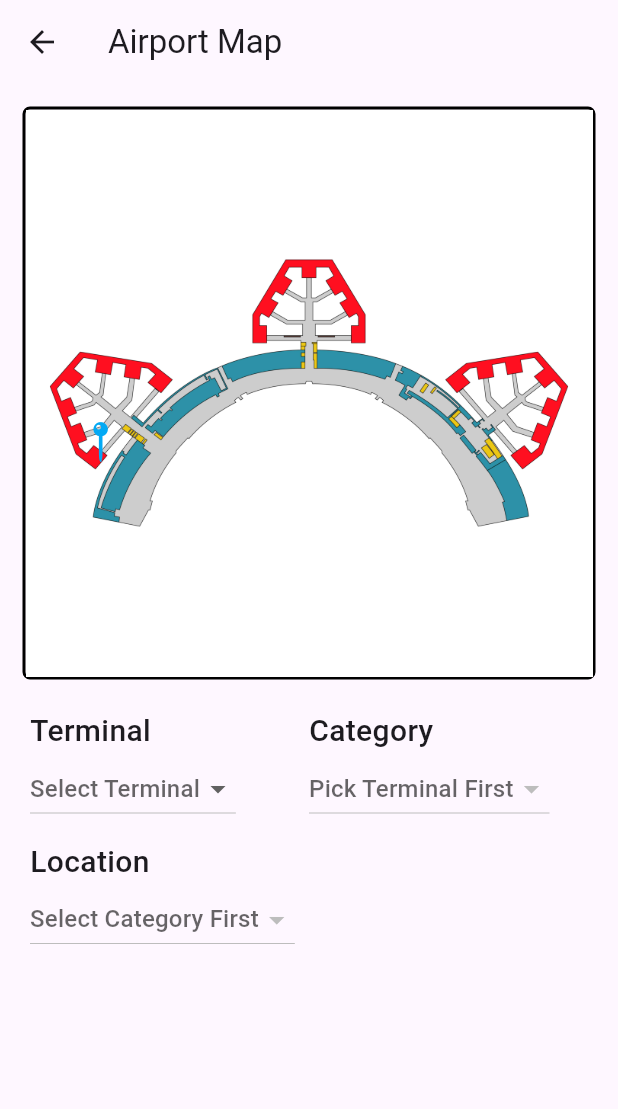
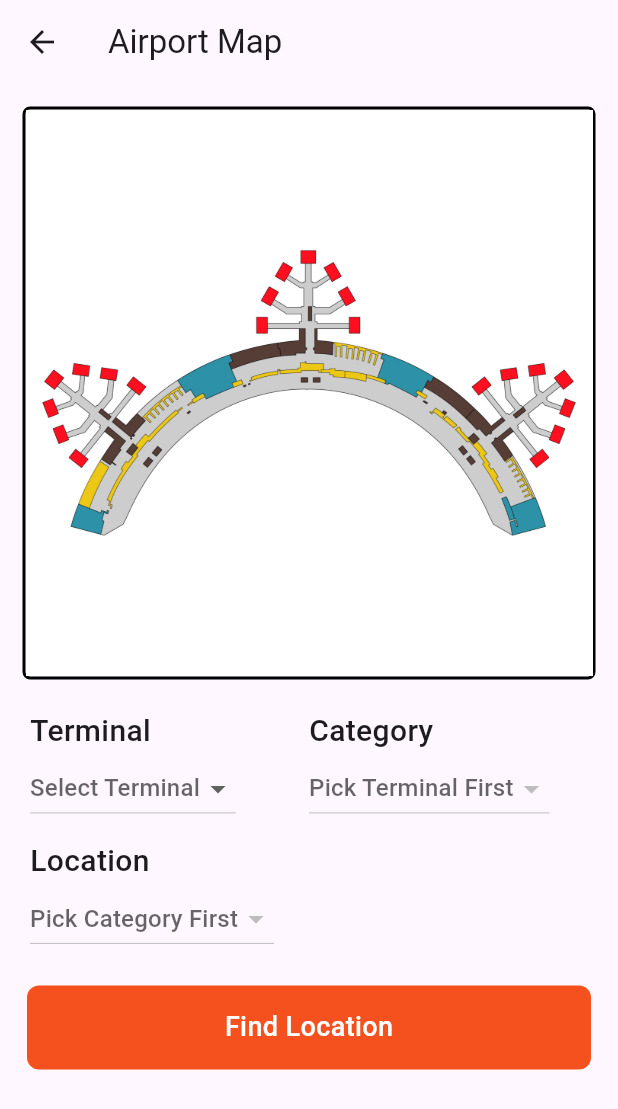
Before and after one commit to zul-aji/AngkasApp, a Flutter app: the MapPick screen opened directly, on a phone screen of 412 x 824 dp. Shown: the top 1109 px of the screen. Run offline on Flutter 3.47's test engine with Material 3 defaults, Android fonts, the phone set to English and light mode, and no system bars; our stand-ins replace flutter_local_notifications, fluttertoast, hive, hive_flutter, rxdart, timezone and 1 more; accounts and stored records are empty.

Commit message:
Map changed by input

```diff
--- a/lib/map/map_pick.dart
+++ b/lib/map/map_pick.dart
@@ -17,6 +17,10 @@ class _MapPickState extends State<MapPick> {
 
   List<Location> filteredCategory = [];
   List<Location> filteredLocation = [];
+
+  String? terminalPath;
+  double? xMap;
+  double? yMap;
 
   @override
   Widget build(BuildContext context) {
@@ -41,14 +45,19 @@ class _MapPickState extends State<MapPick> {
               maxScale: 7.0,
               child: Stack(
                 children: [
-                  Image.asset(locList[0].terminalPath),
-                  Positioned(
-                    left: locList[0].xValue,
-                    bottom: locList[0].yValue,
-                    child: const Icon(
-                      CupertinoIcons.map_pin,
-                      color: Colors.lightBlue,
-                      size: 30,
+                  terminalPath != null
+                      ? Image.asset(terminalPath!)
+                      : Image.asset(pT1L1),
+                  Visibility(
+                    visible: (xMap == null && yMap == null) ? false : true,
+                    child: Positioned(
+                      left: xMap,
+                      bottom: yMap,
+                      child: const Icon(
+                        CupertinoIcons.map_pin,
+                        color: Colors.lightBlue,
+                        size: 30,
+                      ),
                     ),
                   ),
                 ],
@@ -119,9 +128,9 @@ class _MapPickState extends State<MapPick> {
                             ? const Text("Pick Terminal First")
                             : const Text("Select Category"),
                         value: selectedCategory,
-                        onChanged: (String? categoryValue) {
+                        onChanged: (String? categoryMap) {
                           setState(() {
-                            selectedCategory = categoryValue;
+                            selectedCategory = categoryMap;
                             filteredLocation = filteredCategory
                                 .where((location) =>
                                     location.category == selectedCategory)
@@ -168,7 +177,7 @@ class _MapPickState extends State<MapPick> {
                 ),
                 DropdownButton<String>(
                   hint: selectedCategory == null
-                      ? const Text("Select Category First")
+                      ? const Text("Pick Category First")
                       : const Text("Select Location"),
                   value: selectedLocation,
                   onChanged: (String? locationValue) {
@@ -195,6 +204,40 @@ class _MapPickState extends State<MapPick> {
                 )
               ],
             ),
+          ),
+          // Button to change map
+          GestureDetector(
+            onTap: () {
+              setState(() {
+                if (selectedTerminal != null &&
+                    selectedCategory != null &&
+                    selectedLocation != null) {
+                  final location = locList.firstWhere((loc) =>
+                      loc.terminalName == selectedTerminal &&
+                      loc.category == selectedCategory &&
+                      loc.name == selectedLocation);
+                  terminalPath = location.terminalPath;
+                  xMap = location.xMap;
+                  yMap = location.yMap;
+                }
+              });
+            },
+            child: Container(
+              margin: EdgeInsets.symmetric(horizontal: 18.0, vertical: 15.0),
+              padding: EdgeInsets.all(15.0),
+              width: MediaQuery.of(context).size.width,
+              decoration: BoxDecoration(
+                  color: Colors.deepOrange.shade600,
+                  borderRadius: BorderRadius.circular(8)),
+              child: Center(
+                  child: Text(
+                "Find Location",
+                style: TextStyle(
+                    color: Colors.white,
+                    fontWeight: FontWeight.w500,
+                    fontSize: 18),
+              )),
+            ),
           )
         ],
       ),
```
